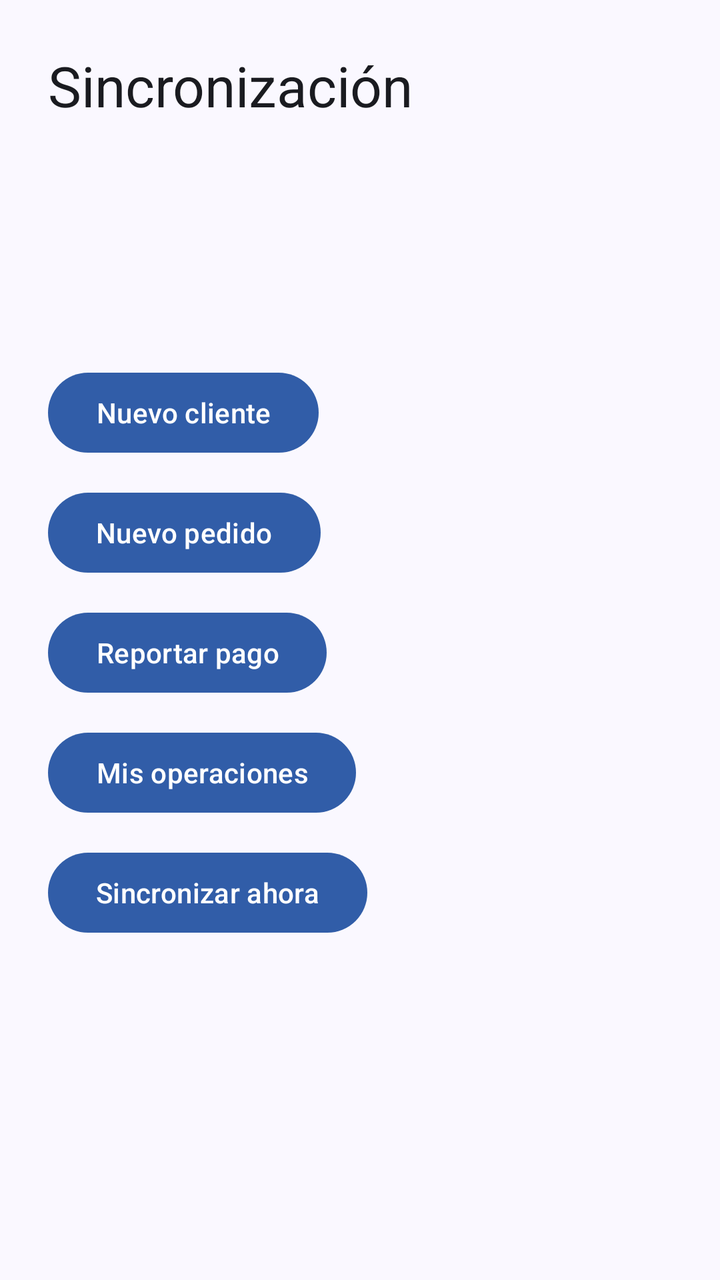
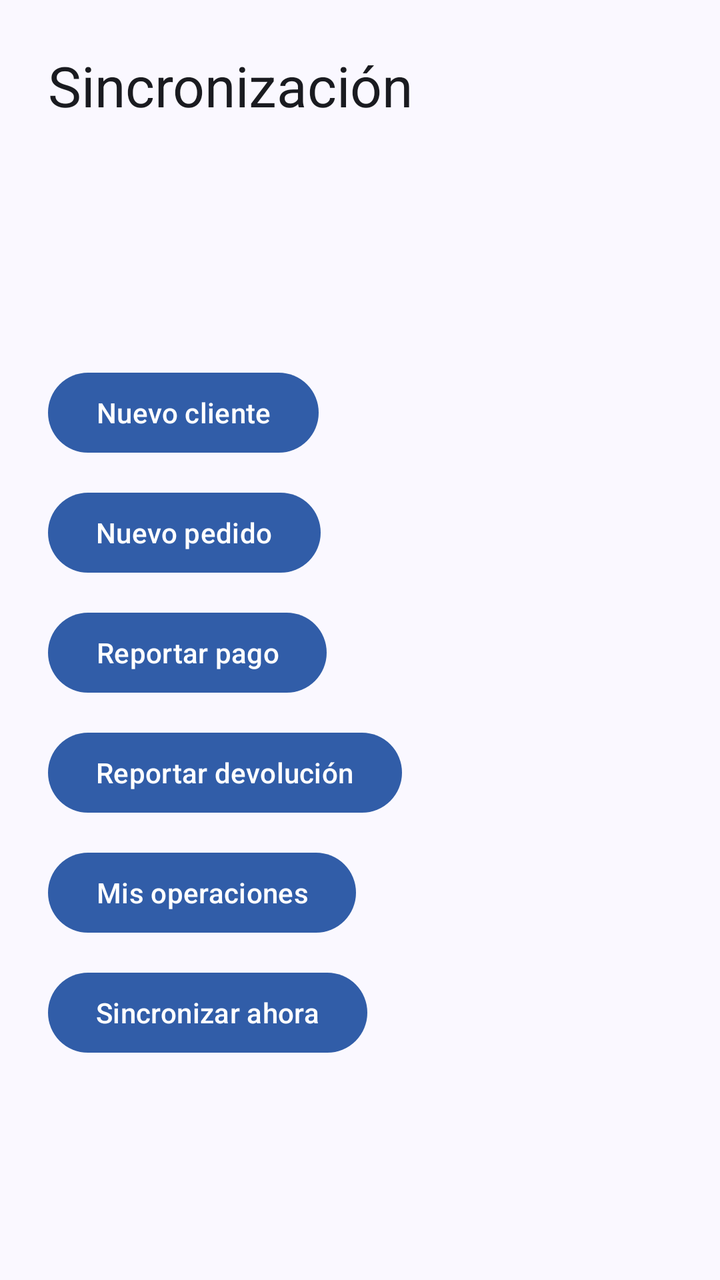

Compare the two renders of this Android layout. The source of the first and the diff that turns it into the second are given below.
<!-- AndroidManifest.xml: application theme Theme.CatalogDigital -->
<!-- res/layout/activity_main.xml -->
<?xml version="1.0" encoding="utf-8"?>
<LinearLayout xmlns:android="http://schemas.android.com/apk/res/android"
    android:layout_width="match_parent"
    android:layout_height="match_parent"
    android:orientation="vertical"
    android:padding="24dp">

    <TextView
        android:layout_width="wrap_content"
        android:layout_height="wrap_content"
        android:text="@string/sync_title"
        android:textAppearance="?attr/textAppearanceHeadlineMedium" />

    <TextView android:id="@+id/pendingCount" android:layout_width="wrap_content" android:layout_height="wrap_content" android:layout_marginTop="24dp" />
    <TextView android:id="@+id/conflictCount" android:layout_width="wrap_content" android:layout_height="wrap_content" android:layout_marginTop="8dp" />
    <TextView android:id="@+id/rejectedCount" android:layout_width="wrap_content" android:layout_height="wrap_content" android:layout_marginTop="8dp" />

    <com.google.android.material.button.MaterialButton
        android:id="@+id/createCustomer"
        android:layout_width="wrap_content"
        android:layout_height="wrap_content"
        android:layout_marginTop="24dp"
        android:text="@string/customer_create_title" />

    <com.google.android.material.button.MaterialButton
        android:id="@+id/createOrder"
        android:layout_width="wrap_content"
        android:layout_height="wrap_content"
        android:layout_marginTop="12dp"
        android:text="@string/order_create_title" />

    <com.google.android.material.button.MaterialButton
        android:id="@+id/createPayment"
        android:layout_width="wrap_content"
        android:layout_height="wrap_content"
        android:layout_marginTop="12dp"
        android:text="@string/payment_create_title" />

    <com.google.android.material.button.MaterialButton
        android:id="@+id/viewOperations"
        android:layout_width="wrap_content"
        android:layout_height="wrap_content"
        android:layout_marginTop="12dp"
        android:text="@string/business_documents_title" />

    <com.google.android.material.button.MaterialButton
        android:id="@+id/syncNow"
        android:layout_width="wrap_content"
        android:layout_height="wrap_content"
        android:layout_marginTop="12dp"
        android:text="@string/sync_now" />
</LinearLayout>
<!-- resources referenced by this layout -->
<resources>
  <string name="business_documents_title">Mis operaciones</string>
  <string name="customer_create_title">Nuevo cliente</string>
  <string name="order_create_title">Nuevo pedido</string>
  <string name="payment_create_title">Reportar pago</string>
  <string name="sync_now">Sincronizar ahora</string>
  <string name="sync_title">Sincronización</string>
  <style name="Theme.CatalogDigital" parent="Theme.Material3.DayNight.NoActionBar">
          <item name="colorPrimary">@color/catalog_primary</item>
          <item name="colorOnPrimary">@color/catalog_on_primary</item>
          <item name="android:colorBackground">@color/catalog_background</item>
          <item name="android:textColor">@color/catalog_on_background</item>
      </style>
  <color name="catalog_primary">#315DA8</color>
  <color name="catalog_on_primary">#FFFFFF</color>
  <color name="catalog_background">#FAF8FF</color>
  <color name="catalog_on_background">#1A1B20</color>
</resources>

<!-- the commit's change to res/layout/activity_main.xml (unified diff, before → after) -->
@@ -37,6 +37,13 @@
         android:text="@string/payment_create_title" />
 
     <com.google.android.material.button.MaterialButton
+        android:id="@+id/createReturn"
+        android:layout_width="wrap_content"
+        android:layout_height="wrap_content"
+        android:layout_marginTop="12dp"
+        android:text="@string/return_create_title" />
+
+    <com.google.android.material.button.MaterialButton
         android:id="@+id/viewOperations"
         android:layout_width="wrap_content"
         android:layout_height="wrap_content"
<!-- resource entries referenced after the edit -->
@@ -4,6 +4,7 @@
   <string name="customer_create_title">Nuevo cliente</string>
   <string name="order_create_title">Nuevo pedido</string>
   <string name="payment_create_title">Reportar pago</string>
+  <string name="return_create_title">Reportar devolución</string>
   <string name="sync_now">Sincronizar ahora</string>
   <string name="sync_title">Sincronización</string>
   <style name="Theme.CatalogDigital" parent="Theme.Material3.DayNight.NoActionBar">
